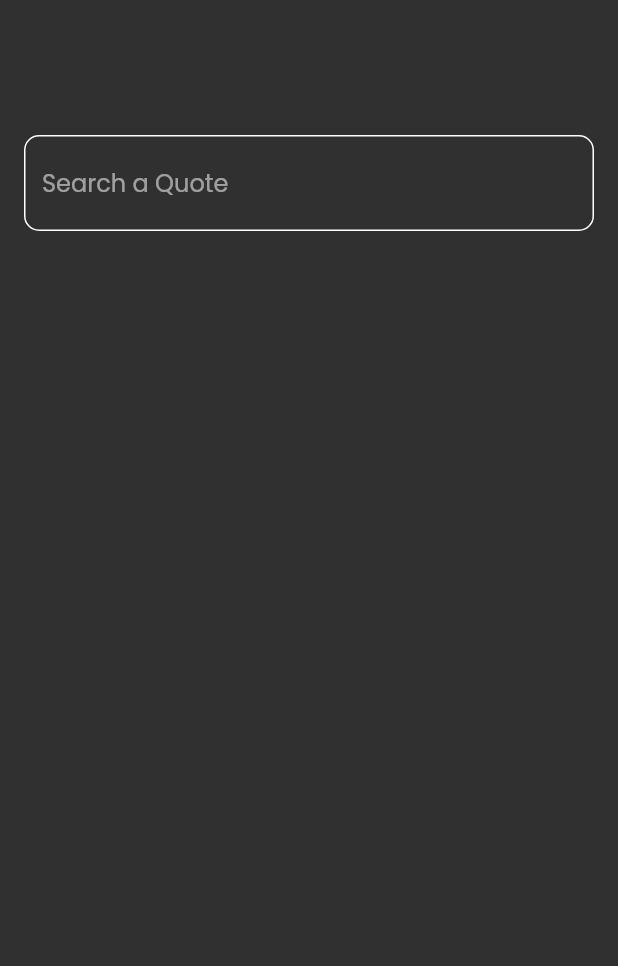
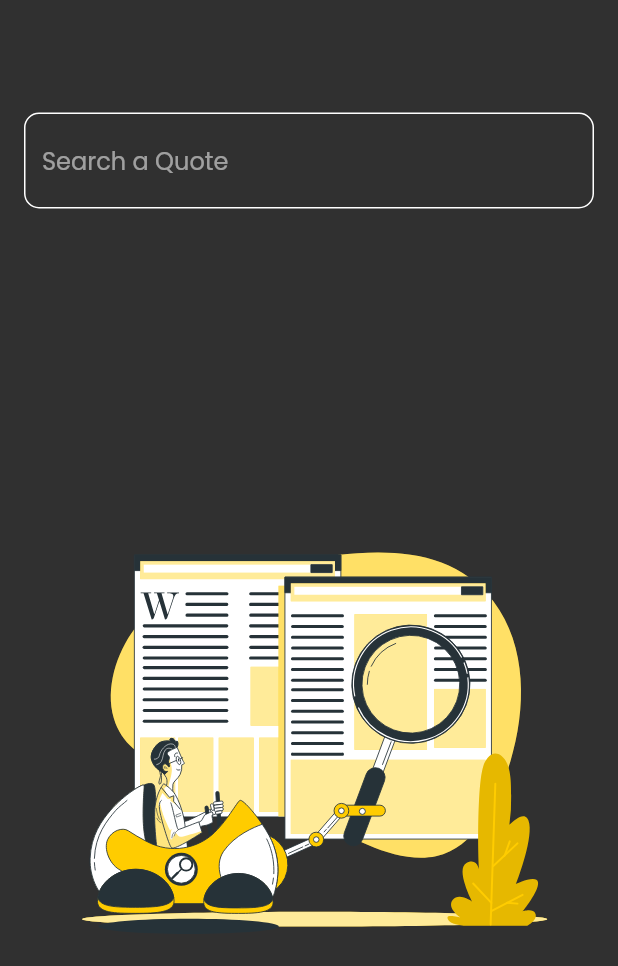
Before and after one commit to AmrTamer23/quote_vault, a Flutter app: the SearchQuoteView screen opened directly, on a phone screen of 412 x 824 dp. Shown: the top 966 px of the screen. Run offline on Flutter 3.47's test engine with Material 2 defaults, Android fonts, the phone set to English and light mode, and no system bars; our stand-ins replace bloc, flutter_bloc, flutter_colorpicker, flutter_svg, hive, hive_flutter; missing offline and left inert: flex_color_picker; accounts and stored records are empty.

Commit message:
fix search bug and optimze

```diff
--- a/lib/views/widgets/add_quote_form.dart
+++ b/lib/views/widgets/add_quote_form.dart
@@ -33,7 +33,7 @@ class _AddNewQuoteFormState extends State<AddNewQuoteForm> {
           CustomTextField(
             hint: "Write The Quote Here",
             maxlines: 5,
-            onSaved: (value) {
+            onChanged: (value) {
               quote = value;
             },
           ),
@@ -45,7 +45,7 @@ class _AddNewQuoteFormState extends State<AddNewQuoteForm> {
               Expanded(
                 child: CustomTextField(
                   hint: "Author",
-                  onSaved: (value) {
+                  onChanged: (value) {
                     author = value;
                   },
                 ),
@@ -56,7 +56,7 @@ class _AddNewQuoteFormState extends State<AddNewQuoteForm> {
               Expanded(
                 child: CustomTextField(
                   hint: "Source",
-                  onSaved: (value) {
+                  onChanged: (value) {
                     source = value;
                   },
                 ),
--- a/lib/views/widgets/custom_text_field.dart
+++ b/lib/views/widgets/custom_text_field.dart
@@ -1,4 +1,5 @@
 import 'package:flutter/material.dart';
+import 'package:flutter/services.dart';
 import 'package:flutter/src/widgets/container.dart';
 import 'package:flutter/src/widgets/framework.dart';
 
@@ -10,7 +11,7 @@ class CustomTextField extends StatelessWidget {
       this.hint,
       this.obscure = false,
       this.maxlines = 1,
-      this.onSaved,
+      this.onSubmit,
       this.initialValue = ''});
 
   final Function(String)? onChanged;
@@ -18,24 +19,19 @@ class CustomTextField extends StatelessWidget {
   final bool? obscure;
   final int? maxlines;
   final String? initialValue;
-  final void Function(String?)? onSaved;
+  final void Function(String?)? onSubmit;
   @override
   Widget build(BuildContext context) {
+    TextEditingController controller =
+        TextEditingController(text: initialValue);
     // ignore: prefer_const_constructors
-    return TextFormField(
-      onSaved: onSaved,
-      initialValue: initialValue,
+    return TextField(
+      controller: controller,
+      onSubmitted: onSubmit,
       obscureText: obscure!,
       onChanged: onChanged,
       maxLines: maxlines,
       cursorColor: Colors.amber,
-      validator: (data) {
-        if (data!.isEmpty) {
-          return "Shouldn't Be Empty";
-        } else {
-          return null;
-        }
-      },
       decoration: InputDecoration(
         hintText: hint,
         hintStyle: const TextStyle(color: Colors.white54),
--- a/lib/views/widgets/search_quote_view_body.dart
+++ b/lib/views/widgets/search_quote_view_body.dart
@@ -2,7 +2,7 @@ import 'package:flutter/material.dart';
 import 'package:flutter/src/widgets/framework.dart';
 import 'package:flutter/src/widgets/placeholder.dart';
 import 'package:quote_vault/cubits/quotes_cubit/cubit/quotes_cubit.dart';
-
+import 'package:flutter_svg/flutter_svg.dart';
 import 'package:quote_vault/views/widgets/custom_text_field.dart';
 import 'package:flutter_bloc/flutter_bloc.dart';
 import 'package:quote_vault/views/widgets/quote_item.dart';
@@ -20,13 +20,13 @@ class _SearchQuoteViewBodyState extends State<SearchQuoteViewBody> {
   Widget build(BuildContext context) {
     var cubit = BlocProvider.of<QuotesCubit>(context);
     return Padding(
-      padding: const EdgeInsets.only(top: 90, left: 16, right: 16),
+      padding: const EdgeInsets.only(top: 75, left: 16, right: 16),
       child: Column(
         children: [
           CustomTextField(
             hint: "Search a Quote",
-            onChanged: (data) {
-              cubit.searchQuote(data);
+            onSubmit: (data) {
+              cubit.searchQuote(data!);
               if (data == '') {
                 cubit.searchedQuotes = [];
               }
@@ -35,7 +35,17 @@ class _SearchQuoteViewBodyState extends State<SearchQuoteViewBody> {
           const SizedBox(
             height: 15,
           ),
-          const Expanded(child: SearchQuotesListView()),
+          Expanded(child: BlocBuilder<QuotesCubit, QuotesState>(
+            builder: (context, state) {
+              if (state is QuoteSearchDone) {
+                return const SearchQuotesListView();
+              } else {
+                return SvgPicture.asset(
+                  'assets/images/Search-bro.svg',
+                );
+              }
+            },
+          )),
         ],
       ),
     );
```
Also changed, not shown: lib/cubits/quotes_cubit/cubit/quotes_cubit.dart (+6 -7 lines), pubspec.yaml (+3 -4 lines), assets/images/Search-bro.svg (added), pubspec.lock, 1 other file.
